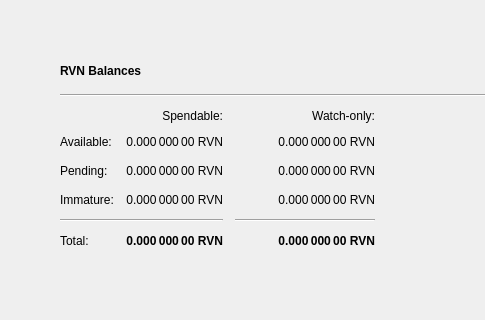
TheRetroMike/ProcyonCoonCoin, file src/qt/forms/overviewpage.ui: the form before one commit; both pictures show x 0 to 485 and y 0 to 320 of the 1343 by 759 pixel window.
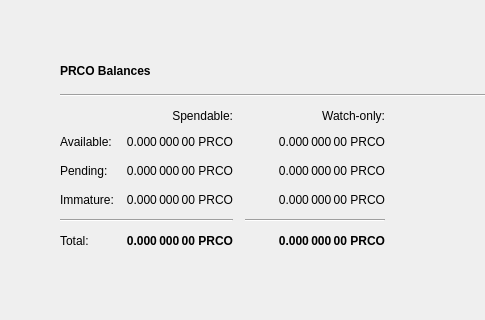
The form after the commit. Icons and pictures are not drawn.

Commit message: rename RVN PRCO

Patch:
```diff
--- a/src/qt/forms/overviewpage.ui
+++ b/src/qt/forms/overviewpage.ui
@@ -94,7 +94,7 @@
                  </font>
                 </property>
                 <property name="text">
-                 <string>RVN Balances</string>
+                 <string>PRCO Balances</string>
                 </property>
                </widget>
               </item>
@@ -173,7 +173,7 @@
                  <string>Mined balance in watch-only addresses that has not yet matured</string>
                 </property>
                 <property name="text">
-                 <string notr="true">0.000 000 00 RVN</string>
+                 <string notr="true">0.000 000 00 PRCO</string>
                 </property>
                 <property name="alignment">
                  <set>Qt::AlignRight|Qt::AlignTrailing|Qt::AlignVCenter</set>
@@ -218,7 +218,7 @@
                  <string>Your current balance in watch-only addresses</string>
                 </property>
                 <property name="text">
-                 <string notr="true">0.000 000 00 RVN</string>
+                 <string notr="true">0.000 000 00 PRCO</string>
                 </property>
                 <property name="alignment">
                  <set>Qt::AlignRight|Qt::AlignTrailing|Qt::AlignVCenter</set>
@@ -243,7 +243,7 @@
                  <string>Total of transactions that have yet to be confirmed, and do not yet count toward the spendable balance</string>
                 </property>
                 <property name="text">
-                 <string notr="true">0.000 000 00 RVN</string>
+                 <string notr="true">0.000 000 00 PRCO</string>
                 </property>
                 <property name="alignment">
                  <set>Qt::AlignRight|Qt::AlignTrailing|Qt::AlignVCenter</set>
@@ -304,7 +304,7 @@
                  <string>Current total balance in watch-only addresses</string>
                 </property>
                 <property name="text">
-                 <string notr="true">0.000 000 00 RVN</string>
+                 <string notr="true">0.000 000 00 PRCO</string>
                 </property>
                 <property name="alignment">
                  <set>Qt::AlignRight|Qt::AlignTrailing|Qt::AlignVCenter</set>
@@ -346,7 +346,7 @@
                  <string>Your current total balance</string>
                 </property>
                 <property name="text">
-                 <string notr="true">0.000 000 00 RVN</string>
+                 <string notr="true">0.000 000 00 PRCO</string>
                 </property>
                 <property name="alignment">
                  <set>Qt::AlignRight|Qt::AlignTrailing|Qt::AlignVCenter</set>
@@ -371,7 +371,7 @@
                  <string>Your current spendable balance</string>
                 </property>
                 <property name="text">
-                 <string notr="true">0.000 000 00 RVN</string>
+                 <string notr="true">0.000 000 00 PRCO</string>
                 </property>
                 <property name="alignment">
                  <set>Qt::AlignRight|Qt::AlignTrailing|Qt::AlignVCenter</set>
@@ -410,7 +410,7 @@
                  <string>Mined balance that has not yet matured</string>
                 </property>
                 <property name="text">
-                 <string notr="true">0.000 000 00 RVN</string>
+                 <string notr="true">0.000 000 00 PRCO</string>
                 </property>
                 <property name="alignment">
                  <set>Qt::AlignRight|Qt::AlignTrailing|Qt::AlignVCenter</set>
@@ -435,7 +435,7 @@
                  <string>Unconfirmed transactions to watch-only addresses</string>
                 </property>
                 <property name="text">
-                 <string notr="true">0.000 000 00 RVN</string>
+                 <string notr="true">0.000 000 00 PRCO</string>
                 </property>
                 <property name="alignment">
                  <set>Qt::AlignRight|Qt::AlignTrailing|Qt::AlignVCenter</set>
```
The commit also changes 135 other files.
